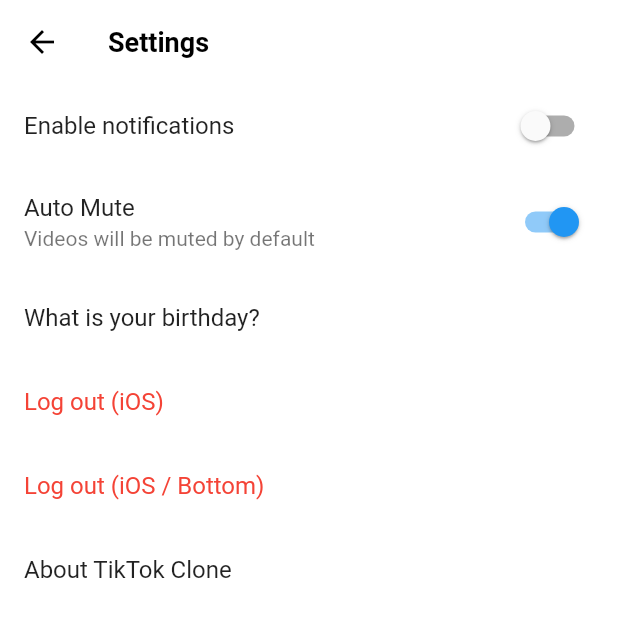
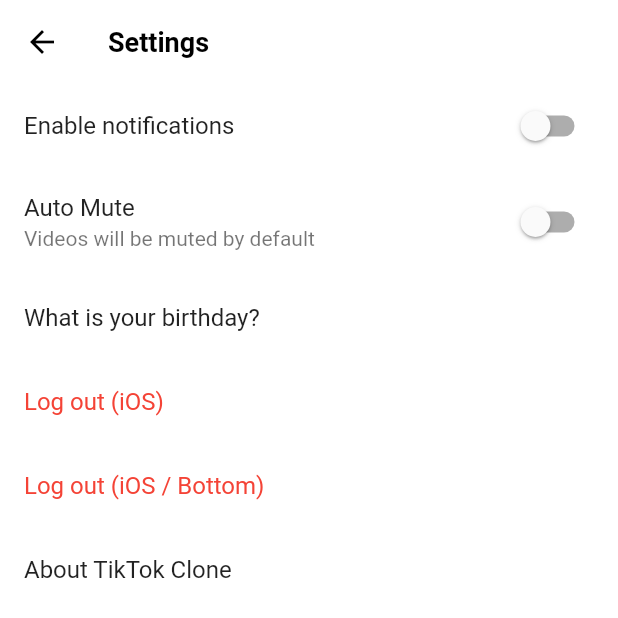
Before and after one commit to korca0220/flutter_tictok_clone, a Flutter app: the SettingsScreen screen opened directly, after a tap on "Auto Mute", on a phone screen of 412 x 824 dp, the top half of it. Run offline on Flutter 3.47's test engine with Material 2 defaults, Android fonts, the phone set to English and light mode, and no system bars; our stand-ins replace camera, font_awesome_flutter, go_router, image_picker, permission_handler, video_player and 1 more; missing offline and left inert: gal; network calls fail.

```diff
--- a/lib/common/widgets/video_config/video_config.dart
+++ b/lib/common/widgets/video_config/video_config.dart
@@ -1,48 +1,12 @@
 import 'package:flutter/material.dart';
 
-class VideoConfigData extends InheritedWidget {
-  const VideoConfigData({
-    super.key,
-    required this.autoMute,
-    required this.toggleMuted,
-    required super.child,
-  });
-  final bool autoMute;
-  final VoidCallback toggleMuted;
+class VideoConfig extends ChangeNotifier {
+  bool autoMute = true;
 
-  static VideoConfigData of(BuildContext context) =>
-      context.dependOnInheritedWidgetOfExactType<VideoConfigData>()!;
-
-  @override
-  bool updateShouldNotify(covariant InheritedWidget oldWidget) {
-    // 리빌드 할지 말지
-    return true;
+  void toggleAutoMute() {
+    autoMute = !autoMute;
+    notifyListeners();
   }
 }
 
-class VideoConfig extends StatefulWidget {
-  const VideoConfig({super.key, required this.child});
-  final Widget child;
-
-  @override
-  State<VideoConfig> createState() => _VideoConfigState();
-}
-
-class _VideoConfigState extends State<VideoConfig> {
-  bool autoMute = false;
-
-  void toggleMuted() {
-    setState(() {
-      autoMute = !autoMute;
-    });
-  }
-
-  @override
-  Widget build(BuildContext context) {
-    return VideoConfigData(
-      toggleMuted: toggleMuted,
-      autoMute: autoMute,
-      child: widget.child,
-    );
-  }
-}
+final videoConfig = VideoConfig();
--- a/lib/features/settings/settings_screen.dart
+++ b/lib/features/settings/settings_screen.dart
@@ -36,11 +36,18 @@ class _SettingsScreenState extends State<SettingsScreen> {
             onChanged: _onNotificationsChanged,
             title: const Text('Enable notifications'),
           ),
-          SwitchListTile.adaptive(
-            value: VideoConfigData.of(context).autoMute,
-            onChanged: (value) => VideoConfigData.of(context).toggleMuted(),
-            title: const Text('Auto Mute'),
-            subtitle: const Text('Videos will be muted by default'),
+          AnimatedBuilder(
+            animation: videoConfig,
+            builder: (context, child) {
+              return SwitchListTile.adaptive(
+                value: videoConfig.autoMute,
+                onChanged: (value) {
+                  videoConfig.toggleAutoMute();
+                },
+                title: const Text('Auto Mute'),
+                subtitle: const Text('Videos will be muted by default'),
+              );
+            },
           ),
           ListTile(
             onTap: () async {
--- a/lib/features/videos/widgets/video_post.dart
+++ b/lib/features/videos/widgets/video_post.dart
@@ -3,7 +3,6 @@ import 'package:font_awesome_flutter/font_awesome_flutter.dart';
 import 'package:video_player/video_player.dart';
 import 'package:visibility_detector/visibility_detector.dart';
 
-import '../../../common/widgets/video_config/video_config.dart';
 import '../../../constants/gaps.dart';
 import '../../../constants/sizes.dart';
 import 'video_button.dart';
@@ -104,7 +103,6 @@ class _VideoPostState extends State<VideoPost>
 
   @override
   Widget build(BuildContext context) {
-    print(VideoConfigData.of(context).autoMute);
     return VisibilityDetector(
       key: Key('${widget.index}'),
       onVisibilityChanged: _onVisibilityChanged,
@@ -150,9 +148,9 @@ class _VideoPostState extends State<VideoPost>
             left: 20,
             top: 20,
             child: IconButton(
-              onPressed: VideoConfigData.of(context).toggleMuted,
-              icon: FaIcon(
-                VideoConfigData.of(context).autoMute
+              onPressed: () {},
+              icon: const FaIcon(
+                false
                     ? FontAwesomeIcons.volumeOff
                     : FontAwesomeIcons.volumeHigh,
                 color: Colors.white,
--- a/lib/main.dart
+++ b/lib/main.dart
@@ -1,6 +1,5 @@
 import 'package:flutter/material.dart';
 
-import 'common/widgets/video_config/video_config.dart';
 import 'constants/sizes.dart';
 import 'router.dart';
 
@@ -14,8 +13,7 @@ class TikTokApp extends StatelessWidget {
   // This widget is the root of your application.
   @override
   Widget build(BuildContext context) {
-    return VideoConfig(
-      child: MaterialApp.router(
+    return MaterialApp.router(
       routerConfig: router,
       debugShowCheckedModeBanner: false,
       title: 'TikTok Clone',
@@ -68,7 +66,6 @@ class TikTokApp extends StatelessWidget {
           iconColor: Colors.black,
         ),
       ),
-      ),
     );
   }
 }
```
Lines whose indentation alone changed are shown as unchanged.
